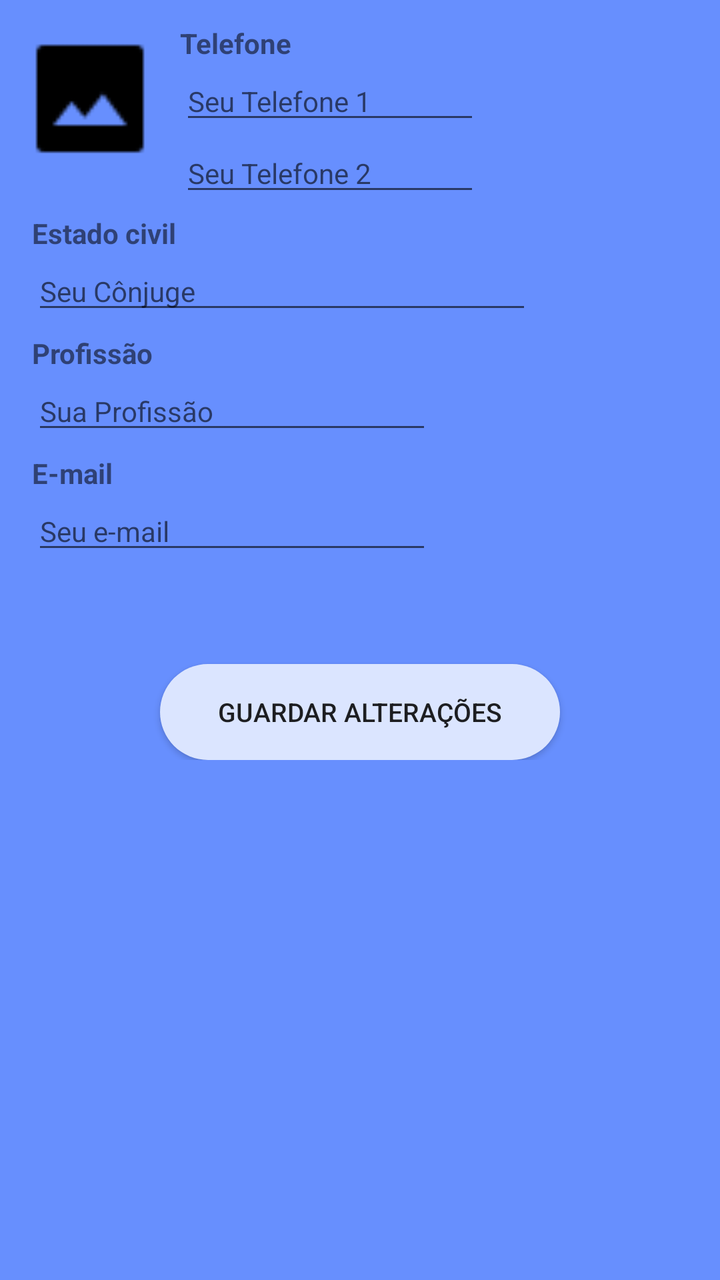
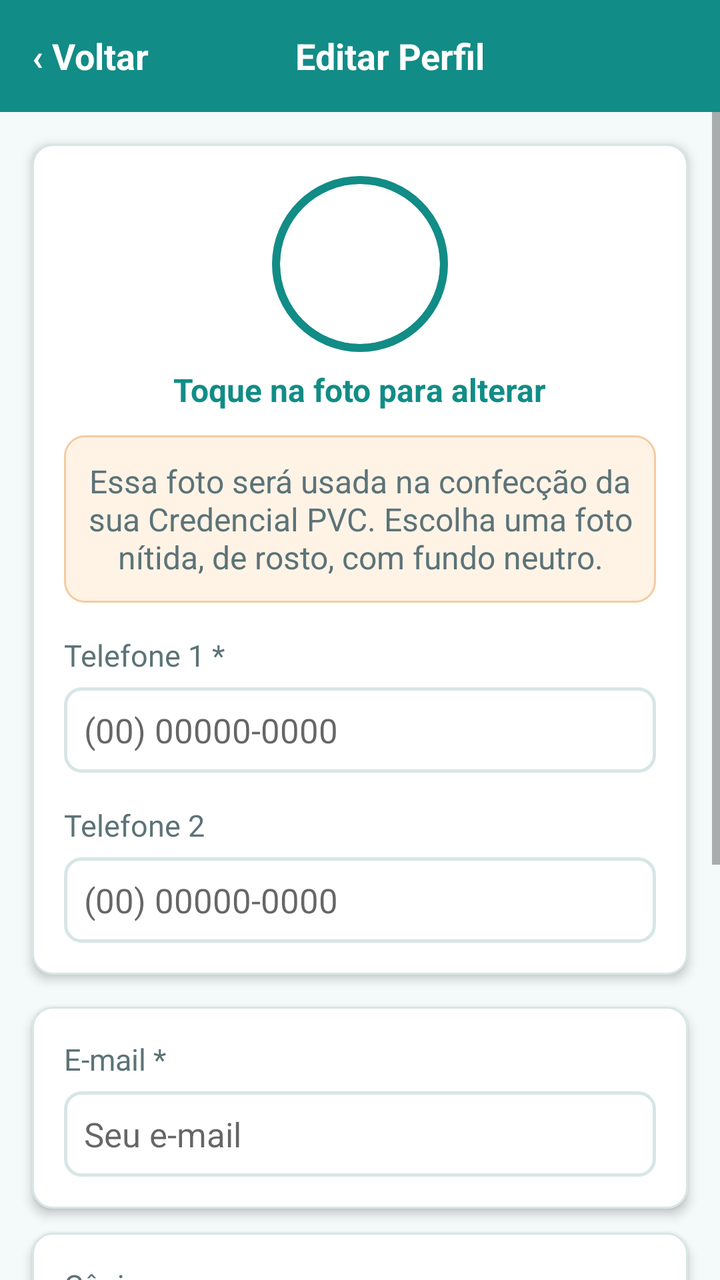

Before-and-after screenshots of an Android layout around one commit, followed by the original layout XML and the change that was made.
<!-- AndroidManifest.xml: application theme AppTheme -->
<!-- res/layout/activity_editarperfil.xml -->
<?xml version="1.0" encoding="utf-8"?>
<LinearLayout
    xmlns:android="http://schemas.android.com/apk/res/android"
    android:layout_width="match_parent"
    android:layout_height="match_parent"
    android:background="#678FFE">

    <LinearLayout
        android:layout_width="match_parent"
        android:layout_height="match_parent"
        android:orientation="vertical">
            <LinearLayout
                android:layout_width="match_parent"
                android:layout_height="wrap_content"
                android:orientation="horizontal">
                <ImageView
                    android:id="@+id/imageViewEditarPerfil"
                    android:layout_width="60dp"
                    android:layout_height="60dp"
                    android:layout_margin="15dp"
                    android:layout_gravity="center"
                    android:background="@drawable/foto"
                    android:scaleType="fitXY"/>
                <LinearLayout
                    android:layout_width="wrap_content"
                    android:layout_height="wrap_content"
                    android:layout_marginTop="8dp"
                    android:layout_gravity="center"
                    android:orientation="vertical">
                    <TextView
                        android:layout_width="wrap_content"
                        android:layout_height="wrap_content"
                        android:textStyle="bold"
                        android:text="Telefone"/>
                     <EditText
                         android:id="@+id/textViewEditarTelefone"
                         android:layout_width="150dp"
                         android:layout_height="wrap_content"
                         android:hint="Seu Telefone 1"
                         android:textSize="14sp"/>
                     <EditText
                         android:id="@+id/textViewEditarTelefone2"
                         android:layout_width="150dp"
                         android:layout_height="wrap_content"
                         android:hint="Seu Telefone 2"
                         android:textSize="14sp"/>
                </LinearLayout>
            </LinearLayout>
        <LinearLayout
            android:layout_width="match_parent"
            android:layout_height="wrap_content"
            android:orientation="vertical"
            android:layout_margin="8dp">

            <TextView
                android:layout_width="wrap_content"
                android:layout_height="wrap_content"
                android:layout_marginLeft="8dp"
                android:textStyle="bold"
                android:layout_gravity="left"
                android:text="Estado civil"/>
            <EditText
                android:id="@+id/textViewEditarConjuge"
                android:layout_width="250dp"
                android:layout_height="wrap_content"
                android:layout_marginLeft="8dp"
                android:hint="Seu Cônjuge"
                android:textSize="14sp"/>
            <TextView
                android:layout_width="wrap_content"
                android:layout_height="wrap_content"
                android:layout_marginTop="5dp"
                android:layout_marginLeft="8dp"
                android:layout_gravity="left"
                android:textStyle="bold"
                android:text="Profissão"/>
            <EditText
                android:id="@+id/textViewEditarProfissao"
                android:layout_width="200dp"
                android:layout_height="wrap_content"
                android:layout_marginLeft="8dp"
                android:hint="Sua Profissão"
                android:textSize="14sp"/>
            <TextView
                android:layout_width="wrap_content"
                android:layout_height="wrap_content"
                android:layout_marginTop="5dp"
                android:layout_marginLeft="8dp"
                android:textStyle="bold"
                android:layout_gravity="left"
                android:text="E-mail"/>
            <EditText
                android:id="@+id/textViewEditarEmail"
                android:layout_width="200dp"
                android:layout_height="wrap_content"
                android:layout_marginLeft="8dp"
                android:hint="Seu e-mail"
                android:textSize="14sp"/>

            <Button
                android:id="@+id/buttonGuardarPerfil"
                android:layout_width="200dp"
                android:layout_height="wrap_content"
                android:layout_marginTop="50dp"
                android:text="Guardar Alterações"
                android:background="@drawable/background_button_login"
                android:layout_gravity="center"
                android:textSize="13sp"/>
        </LinearLayout>
    </LinearLayout>

</LinearLayout>
<!-- resources referenced by this layout -->
<resources>
  <!-- drawable background_button_login (drawable) -->
  <?xml version="1.0" encoding="utf-8"?>
  <shape xmlns:android="http://schemas.android.com/apk/res/android"
      android:shape="rectangle">
      <corners android:radius="50dp" />
      <gradient
          android:angle="45"
          android:startColor="#DBE5FF"
          android:endColor="#DBE5FF"
          android:type="linear" />
      <padding
          android:left="0dp"
          android:top="0dp"
          android:right="0dp"
          android:bottom="0dp" />
  
  </shape>
  <!-- drawable foto: png bitmap (drawable, 240 bytes) -->
  <style name="AppTheme" parent="Theme.AppCompat.Light.NoActionBar">
          
          <item name="colorPrimary">@color/colorPrimary</item>
          <item name="colorPrimaryDark">@color/colorPrimaryDark</item>
          <item name="colorAccent">@color/colorAccent</item>
  
      </style>
  <color name="colorPrimary">#3F51B5</color>
  <color name="colorPrimaryDark">#303F9F</color>
  <color name="colorAccent">#0043FA</color>
</resources>

<!-- the commit's change to res/layout/activity_editarperfil.xml (unified diff, before → after) -->
@@ -3,110 +3,232 @@
     xmlns:android="http://schemas.android.com/apk/res/android"
     android:layout_width="match_parent"
     android:layout_height="match_parent"
-    android:background="#678FFE">
+    android:orientation="vertical"
+    android:background="@color/cadier_bg">
 
     <LinearLayout
         android:layout_width="match_parent"
+        android:layout_height="?attr/actionBarSize"
+        android:orientation="horizontal"
+        android:gravity="center_vertical"
+        android:background="@color/cadier_teal">
+
+        <TextView
+            android:id="@+id/textViewVoltarEditarPerfil"
+            style="@style/Cadier.Text.Subtitle"
+            android:layout_width="wrap_content"
+            android:layout_height="match_parent"
+            android:gravity="center_vertical"
+            android:paddingStart="16dp"
+            android:paddingEnd="16dp"
+            android:textColor="@color/cadier_text_on_dark"
+            android:text="‹ Voltar"/>
+
+        <TextView
+            style="@style/Cadier.Text.Subtitle"
+            android:layout_width="0dp"
+            android:layout_height="wrap_content"
+            android:layout_weight="1"
+            android:gravity="center_vertical"
+            android:paddingEnd="60dp"
+            android:textColor="@color/cadier_text_on_dark"
+            android:textAlignment="center"
+            android:text="Editar Perfil"/>
+    </LinearLayout>
+
+    <ScrollView
+        android:layout_width="match_parent"
         android:layout_height="match_parent"
-        android:orientation="vertical">
-            <LinearLayout
-                android:layout_width="match_parent"
-                android:layout_height="wrap_content"
-                android:orientation="horizontal">
-                <ImageView
-                    android:id="@+id/imageViewEditarPerfil"
-                    android:layout_width="60dp"
-                    android:layout_height="60dp"
-                    android:layout_margin="15dp"
-                    android:layout_gravity="center"
-                    android:background="@drawable/foto"
-                    android:scaleType="fitXY"/>
-                <LinearLayout
-                    android:layout_width="wrap_content"
-                    android:layout_height="wrap_content"
-                    android:layout_marginTop="8dp"
-                    android:layout_gravity="center"
-                    android:orientation="vertical">
-                    <TextView
-                        android:layout_width="wrap_content"
-                        android:layout_height="wrap_content"
-                        android:textStyle="bold"
-                        android:text="Telefone"/>
-                     <EditText
-                         android:id="@+id/textViewEditarTelefone"
-                         android:layout_width="150dp"
-                         android:layout_height="wrap_content"
-                         android:hint="Seu Telefone 1"
-                         android:textSize="14sp"/>
-                     <EditText
-                         android:id="@+id/textViewEditarTelefone2"
-                         android:layout_width="150dp"
-                         android:layout_height="wrap_content"
-                         android:hint="Seu Telefone 2"
-                         android:textSize="14sp"/>
-                </LinearLayout>
-            </LinearLayout>
+        android:fillViewport="true">
+
         <LinearLayout
             android:layout_width="match_parent"
             android:layout_height="wrap_content"
             android:orientation="vertical"
-            android:layout_margin="8dp">
-
-            <TextView
-                android:layout_width="wrap_content"
+            android:paddingBottom="16dp">
+
+            <LinearLayout
+                android:layout_width="match_parent"
                 android:layout_height="wrap_content"
-                android:layout_marginLeft="8dp"
-                android:textStyle="bold"
-                android:layout_gravity="left"
-                android:text="Estado civil"/>
-            <EditText
-                android:id="@+id/textViewEditarConjuge"
-                android:layout_width="250dp"
+                android:layout_margin="16dp"
+                android:orientation="vertical"
+                android:gravity="center_horizontal"
+                android:background="@drawable/bg_cadier_card"
+                android:elevation="3dp"
+                android:padding="16dp">
+
+                <FrameLayout
+                    android:layout_width="88dp"
+                    android:layout_height="88dp">
+
+                    <View
+                        android:layout_width="88dp"
+                        android:layout_height="88dp"
+                        android:background="@drawable/bg_cadier_avatar_ring"/>
+
+                    <ImageView
+                        android:id="@+id/imageViewEditarPerfil"
+                        android:layout_width="80dp"
+                        android:layout_height="80dp"
+                        android:layout_gravity="center"
+                        android:background="@drawable/bg_cadier_avatar_mask"
+                        android:clipToOutline="true"
+                        android:clickable="true"
+                        android:focusable="true"
+                        android:foreground="?android:attr/selectableItemBackground"
+                        android:scaleType="centerInside"/>
+                </FrameLayout>
+
+                <TextView
+                    style="@style/Cadier.Text.Body.Secondary"
+                    android:layout_width="wrap_content"
+                    android:layout_height="wrap_content"
+                    android:layout_marginTop="8dp"
+                    android:textColor="@color/cadier_teal"
+                    android:textStyle="bold"
+                    android:text="Toque na foto para alterar"/>
+
+                <LinearLayout
+                    android:layout_width="match_parent"
+                    android:layout_height="wrap_content"
+                    android:orientation="vertical"
+                    android:layout_marginTop="12dp"
+                    android:background="@drawable/bg_cadier_warning"
+                    android:padding="12dp">
+
+                    <TextView
+                        style="@style/Cadier.Text.Body.Secondary"
+                        android:layout_width="match_parent"
+                        android:layout_height="wrap_content"
+                        android:textAlignment="center"
+                        android:text="Essa foto será usada na confecção da sua Credencial PVC. Escolha uma foto nítida, de rosto, com fundo neutro."/>
+                </LinearLayout>
+
+                <TextView
+                    style="@style/Cadier.Text.Caption"
+                    android:layout_width="match_parent"
+                    android:layout_height="wrap_content"
+                    android:layout_marginTop="16dp"
+                    android:text="Telefone 1 *"/>
+                 <EditText
+                     android:id="@+id/textViewEditarTelefone"
+                     style="@style/Cadier.Text.Body"
+                     android:layout_width="match_parent"
+                     android:layout_height="wrap_content"
+                     android:layout_marginTop="6dp"
+                     android:background="@drawable/bg_cadier_input"
+                     android:padding="10dp"
+                     android:inputType="phone"
+                     android:hint="(00) 00000-0000"/>
+
+                <TextView
+                    style="@style/Cadier.Text.Caption"
+                    android:layout_width="match_parent"
+                    android:layout_height="wrap_content"
+                    android:layout_marginTop="16dp"
+                    android:text="Telefone 2"/>
+                 <EditText
+                     android:id="@+id/textViewEditarTelefone2"
+                     style="@style/Cadier.Text.Body"
+                     android:layout_width="match_parent"
+                     android:layout_height="wrap_content"
+                     android:layout_marginTop="6dp"
+                     android:background="@drawable/bg_cadier_input"
+                     android:padding="10dp"
+                     android:inputType="phone"
+                     android:hint="(00) 00000-0000"/>
+            </LinearLayout>
+
+            <LinearLayout
+                android:layout_width="match_parent"
                 android:layout_height="wrap_content"
-                android:layout_marginLeft="8dp"
-                android:hint="Seu Cônjuge"
-                android:textSize="14sp"/>
-            <TextView
-                android:layout_width="wrap_content"
+                android:orientation="vertical"
+                android:layout_marginStart="16dp"
+                android:layout_marginEnd="16dp"
+                android:layout_marginBottom="12dp"
+                android:background="@drawable/bg_cadier_card"
+                android:elevation="3dp"
+                android:padding="16dp">
+
+                <TextView
+                    style="@style/Cadier.Text.Caption"
+                    android:layout_width="wrap_content"
+                    android:layout_height="wrap_content"
+                    android:text="E-mail *"/>
+                <EditText
+                    android:id="@+id/textViewEditarEmail"
+                    style="@style/Cadier.Text.Body"
+                    android:layout_width="match_parent"
+                    android:layout_height="wrap_content"
+                    android:layout_marginTop="6dp"
+                    android:background="@drawable/bg_cadier_input"
+                    android:padding="10dp"
+                    android:hint="Seu e-mail"
+                    android:inputType="textEmailAddress"/>
+            </LinearLayout>
+
+            <LinearLayout
+                android:layout_width="match_parent"
                 android:layout_height="wrap_content"
-                android:layout_marginTop="5dp"
-                android:layout_marginLeft="8dp"
-                android:layout_gravity="left"
-                android:textStyle="bold"
-                android:text="Profissão"/>
-            <EditText
-                android:id="@+id/textViewEditarProfissao"
-                android:layout_width="200dp"
-                android:layout_height="wrap_content"
-                android:layout_marginLeft="8dp"
-                android:hint="Sua Profissão"
-                android:textSize="14sp"/>
-            <TextView
-                android:layout_width="wrap_content"
-                android:layout_height="wrap_content"
-                android:layout_marginTop="5dp"
-                android:layout_marginLeft="8dp"
-                android:textStyle="bold"
-                android:layout_gravity="left"
-                android:text="E-mail"/>
-            <EditText
-                android:id="@+id/textViewEditarEmail"
-                android:layout_width="200dp"
-                android:layout_height="wrap_content"
-                android:layout_marginLeft="8dp"
-                android:hint="Seu e-mail"
-                android:textSize="14sp"/>
+                android:orientation="vertical"
+                android:layout_marginStart="16dp"
+                android:layout_marginEnd="16dp"
+                android:background="@drawable/bg_cadier_card"
+                android:elevation="3dp"
+                android:padding="16dp">
+
+                <TextView
+                    style="@style/Cadier.Text.Caption"
+                    android:layout_width="wrap_content"
+                    android:layout_height="wrap_content"
+                    android:text="Cônjuge"/>
+                <EditText
+                    android:id="@+id/textViewEditarConjuge"
+                    style="@style/Cadier.Text.Body"
+                    android:layout_width="match_parent"
+                    android:layout_height="wrap_content"
+                    android:layout_marginTop="6dp"
+                    android:background="@drawable/bg_cadier_input"
+                    android:padding="10dp"
+                    android:hint="Seu Cônjuge (se houver)"/>
+
+                <TextView
+                    style="@style/Cadier.Text.Caption"
+                    android:layout_width="wrap_content"
+                    android:layout_height="wrap_content"
+                    android:layout_marginTop="16dp"
+                    android:text="Profissão"/>
+                <EditText
+                    android:id="@+id/textViewEditarProfissao"
+                    style="@style/Cadier.Text.Body"
+                    android:layout_width="match_parent"
+                    android:layout_height="wrap_content"
+                    android:layout_marginTop="6dp"
+                    android:background="@drawable/bg_cadier_input"
+                    android:padding="10dp"
+                    android:hint="Sua Profissão"/>
+            </LinearLayout>
 
             <Button
                 android:id="@+id/buttonGuardarPerfil"
-                android:layout_width="200dp"
-                android:layout_height="wrap_content"
-                android:layout_marginTop="50dp"
-                android:text="Guardar Alterações"
-                android:background="@drawable/background_button_login"
-                android:layout_gravity="center"
-                android:textSize="13sp"/>
+                style="@style/Cadier.Button"
+                android:layout_width="match_parent"
+                android:layout_height="56dp"
+                android:layout_marginStart="16dp"
+                android:layout_marginEnd="16dp"
+                android:layout_marginTop="20dp"
+                android:text="Guardar Alterações"/>
+
+            <Button
+                android:id="@+id/buttonIrParaEndereco"
+                style="@style/Cadier.Button.Secondary"
+                android:layout_width="match_parent"
+                android:layout_height="56dp"
+                android:layout_marginStart="16dp"
+                android:layout_marginEnd="16dp"
+                android:layout_marginTop="12dp"
+                android:text="Editar Endereço"/>
+
         </LinearLayout>
-    </LinearLayout>
-
+    </ScrollView>
 </LinearLayout>
<!-- resource entries referenced after the edit -->
@@ -1,32 +1,152 @@
 <!-- resources referenced by this layout -->
 <resources>
-  <!-- drawable background_button_login (drawable) -->
+  <color name="cadier_bg">#F4F9F9</color>
+  <color name="cadier_teal">#128C86</color>
+  <color name="cadier_text_on_dark">#FFFFFF</color>
+  <!-- drawable bg_cadier_avatar_mask (drawable) -->
   <?xml version="1.0" encoding="utf-8"?>
-  <shape xmlns:android="http://schemas.android.com/apk/res/android"
-      android:shape="rectangle">
-      <corners android:radius="50dp" />
-      <gradient
-          android:angle="45"
-          android:startColor="#DBE5FF"
-          android:endColor="#DBE5FF"
-          android:type="linear" />
-      <padding
-          android:left="0dp"
-          android:top="0dp"
-          android:right="0dp"
-          android:bottom="0dp" />
-  
+  <shape xmlns:android="http://schemas.android.com/apk/res/android" android:shape="oval">
+      <solid android:color="@color/cadier_surface"/>
   </shape>
-  <!-- drawable foto: png bitmap (drawable, 240 bytes) -->
+  <!-- drawable bg_cadier_avatar_ring (drawable) -->
+  <?xml version="1.0" encoding="utf-8"?>
+  <shape xmlns:android="http://schemas.android.com/apk/res/android" android:shape="oval">
+      <solid android:color="@color/cadier_teal"/>
+  </shape>
+  <!-- drawable bg_cadier_card (drawable) -->
+  <?xml version="1.0" encoding="utf-8"?>
+  <shape xmlns:android="http://schemas.android.com/apk/res/android" android:shape="rectangle">
+      <solid android:color="@color/cadier_surface"/>
+      <stroke android:width="1dp" android:color="@color/cadier_border"/>
+      <corners android:radius="@dimen/cadier_radius_card"/>
+  </shape>
+  <!-- drawable bg_cadier_input (drawable) -->
+  <?xml version="1.0" encoding="utf-8"?>
+  <selector xmlns:android="http://schemas.android.com/apk/res/android">
+      <item android:state_focused="true">
+          <shape android:shape="rectangle">
+              <solid android:color="@color/cadier_surface"/>
+              <stroke android:width="2dp" android:color="@color/cadier_teal"/>
+              <corners android:radius="@dimen/cadier_radius_input"/>
+          </shape>
+      </item>
+      <item>
+          <shape android:shape="rectangle">
+              <solid android:color="@color/cadier_surface"/>
+              <stroke android:width="1.5dp" android:color="@color/cadier_border"/>
+              <corners android:radius="@dimen/cadier_radius_input"/>
+          </shape>
+      </item>
+  </selector>
+  <!-- drawable bg_cadier_warning (drawable) -->
+  <?xml version="1.0" encoding="utf-8"?>
+  <shape xmlns:android="http://schemas.android.com/apk/res/android" android:shape="rectangle">
+      <solid android:color="@color/cadier_warning_bg"/>
+      <stroke android:width="1dp" android:color="@color/cadier_warning_border"/>
+      <corners android:radius="@dimen/cadier_radius_card"/>
+  </shape>
+  <style name="Cadier.Button" parent="Widget.AppCompat.Button">
+          <item name="android:background">@drawable/bg_cadier_button_primary</item>
+          <item name="android:textColor">@color/cadier_text_on_dark</item>
+          <item name="android:textSize">@dimen/cadier_text_button</item>
+          <item name="android:textStyle">bold</item>
+          <item name="android:textAllCaps">false</item>
+          <item name="android:minHeight">@dimen/cadier_touch_target_min</item>
+          <item name="android:paddingLeft">20dp</item>
+          <item name="android:paddingRight">20dp</item>
+      </style>
+  <style name="Cadier.Button.Secondary">
+          <item name="android:background">@drawable/bg_cadier_button_secondary</item>
+      </style>
+  <style name="Cadier.Text.Body" parent="">
+          <item name="android:textSize">@dimen/cadier_text_body</item>
+          <item name="android:textColor">@color/cadier_text_primary</item>
+      </style>
+  <style name="Cadier.Text.Body.Secondary" parent="Cadier.Text.Body">
+          <item name="android:textSize">@dimen/cadier_text_body_secondary</item>
+          <item name="android:textColor">@color/cadier_text_secondary</item>
+      </style>
+  <style name="Cadier.Text.Caption" parent="">
+          <item name="android:textSize">@dimen/cadier_text_caption</item>
+          <item name="android:textColor">@color/cadier_text_secondary</item>
+      </style>
+  <style name="Cadier.Text.Subtitle" parent="">
+          <item name="android:textSize">@dimen/cadier_text_subtitle</item>
+          <item name="android:textStyle">bold</item>
+          <item name="android:textColor">@color/cadier_text_primary</item>
+      </style>
   <style name="AppTheme" parent="Theme.AppCompat.Light.NoActionBar">
           
           <item name="colorPrimary">@color/colorPrimary</item>
           <item name="colorPrimaryDark">@color/colorPrimaryDark</item>
           <item name="colorAccent">@color/colorAccent</item>
-  
+          <item name="android:windowBackground">@color/cadier_bg</item>
+          <item name="android:textColorPrimary">@color/cadier_text_primary</item>
       </style>
-  <color name="colorPrimary">#3F51B5</color>
-  <color name="colorPrimaryDark">#303F9F</color>
-  <color name="colorAccent">#0043FA</color>
+  <color name="cadier_surface">#FFFFFF</color>
+  <color name="cadier_border">#D7E6E5</color>
+  <dimen name="cadier_radius_card">10dp</dimen>
+  <dimen name="cadier_radius_input">8dp</dimen>
+  <color name="cadier_warning_bg">#FFF3E6</color>
+  <color name="cadier_warning_border">#F5CBA0</color>
+  <!-- drawable bg_cadier_button_primary (drawable) -->
+  <?xml version="1.0" encoding="utf-8"?>
+  <selector xmlns:android="http://schemas.android.com/apk/res/android">
+      <item android:state_enabled="false">
+          <shape android:shape="rectangle">
+              <solid android:color="@color/cadier_text_secondary"/>
+              <corners android:radius="@dimen/cadier_radius_button"/>
+          </shape>
+      </item>
+      <item android:state_pressed="true">
+          <shape android:shape="rectangle">
+              <solid android:color="@color/cadier_teal_dark"/>
+              <corners android:radius="@dimen/cadier_radius_button"/>
+          </shape>
+      </item>
+      <item>
+          <shape android:shape="rectangle">
+              <solid android:color="@color/cadier_teal"/>
+              <corners android:radius="@dimen/cadier_radius_button"/>
+          </shape>
+      </item>
+  </selector>
+  <dimen name="cadier_text_button">17sp</dimen>
+  <dimen name="cadier_touch_target_min">48dp</dimen>
+  <!-- drawable bg_cadier_button_secondary (drawable) -->
+  <?xml version="1.0" encoding="utf-8"?>
+  <selector xmlns:android="http://schemas.android.com/apk/res/android">
+      <item android:state_enabled="false">
+          <shape android:shape="rectangle">
+              <solid android:color="@color/cadier_text_secondary"/>
+              <corners android:radius="@dimen/cadier_radius_button"/>
+          </shape>
+      </item>
+      <item android:state_pressed="true">
+          <shape android:shape="rectangle">
+              <solid android:color="@color/cadier_orange_hover"/>
+              <corners android:radius="@dimen/cadier_radius_button"/>
+          </shape>
+      </item>
+      <item>
+          <shape android:shape="rectangle">
+              <solid android:color="@color/cadier_orange"/>
+              <corners android:radius="@dimen/cadier_radius_button"/>
+          </shape>
+      </item>
+  </selector>
+  <dimen name="cadier_text_body">17sp</dimen>
+  <color name="cadier_text_primary">#2B3E42</color>
+  <dimen name="cadier_text_body_secondary">16sp</dimen>
+  <color name="cadier_text_secondary">#5C7377</color>
+  <dimen name="cadier_text_caption">15sp</dimen>
+  <dimen name="cadier_text_subtitle">18sp</dimen>
+  <color name="colorPrimary">@color/cadier_teal</color>
+  <color name="colorPrimaryDark">@color/cadier_teal_dark</color>
+  <color name="colorAccent">@color/cadier_orange</color>
+  <dimen name="cadier_radius_button">14dp</dimen>
+  <color name="cadier_teal_dark">#0C6C67</color>
+  <color name="cadier_orange_hover">#D96F14</color>
+  <color name="cadier_orange">#F5821F</color>
 </resources>
 
